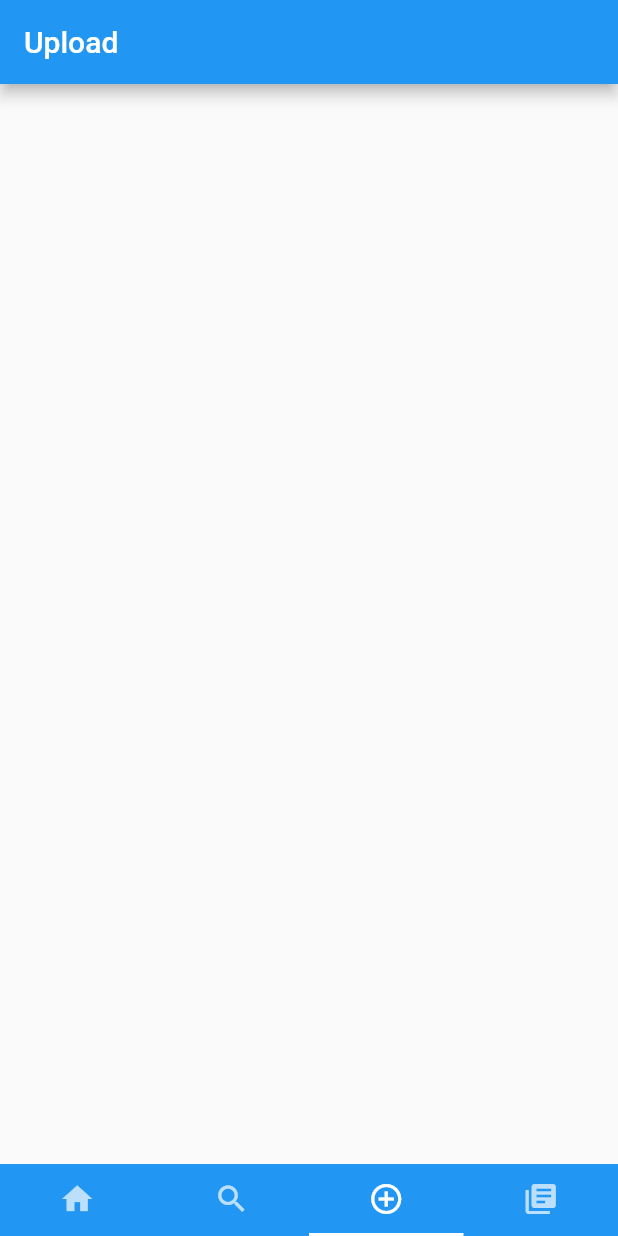
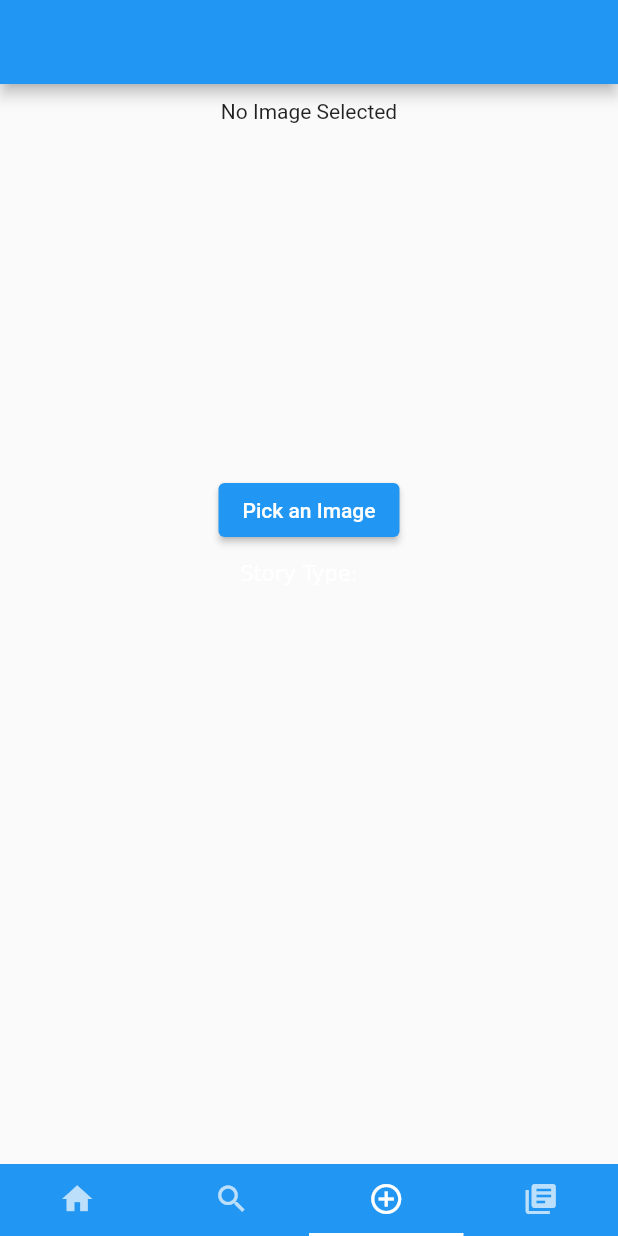
Before and after one commit to StorytellingApp/Audioasis, a Flutter app: the screen it shows once a user with an empty profile is signed in, item 3 of the bottom bar chosen, on a phone screen of 412 x 824 dp. Run offline on Flutter 3.47's test engine with Material 2 defaults, Android fonts, the phone set to English and light mode, and no system bars; our stand-ins replace audioplayers, cloud_firestore, email_validator, file_picker, firebase_auth, firebase_core and 1 more; accounts and stored records are empty.

Commit message:
Added Image Selection

```diff
--- a/lib/upload_pages.dart
+++ b/lib/upload_pages.dart
@@ -1,4 +1,5 @@
 import 'package:firebase_auth/firebase_auth.dart';
+import 'package:flutter/gestures.dart';
 import 'package:firebase_storage/firebase_storage.dart';
 import 'package:flutter/material.dart';
 import 'package:firebase_core/firebase_core.dart';
@@ -24,25 +25,51 @@ class UploadTabPage extends StatefulWidget {
 }
 
 class _UploadTabPageState extends State<UploadTabPage> {
+  PlatformFile? pickedImage;
+  UploadTask? imageUploadTask;
+
+  Future pickImage() async {
+    final userImage = await FilePicker.platform.pickFiles(type: FileType.image);
+    if (userImage == null) return;
+
+    setState(() {
+      pickedImage = userImage.files.first;
+    });
+  }
+
   @override
   Widget build(BuildContext context) {
     return Scaffold(
       appBar: AppBar(
-        title: const Text('Upload'),
+      ),
+      body: SingleChildScrollView(
+        child: Center(
+          child: Column(
+            children: [
+              //TODO: add form validation
+              const SizedBox(height: 10,),
+              (pickedImage == null) ? const SizedBox(height: 250,child: Text('No Image Selected'),) : Image.file(File(pickedImage!.path!),fit: BoxFit.fitWidth,height: 250,),
+              ElevatedButton(onPressed: pickImage, //TODO: Fix image sizing and whatnot
+                child: (pickedImage == null) ? const Text('Pick an Image') : const Text('Choose Another Image')
+              ),
+              const SizedBox(height: 10,),
+              RichText(
+                text: TextSpan(
+                  text: 'Story Type:   ',
+                  children: [
+                    TextSpan(
+                      //TODO: add tapgesture recognizer
+                    )
+                  ]
+                ),
+              ),
+            ],
+          ),
+        ),
       ),
     );
   }
 }
-
-
-
-
-
-
-
-
-
-
 
 
 
```
